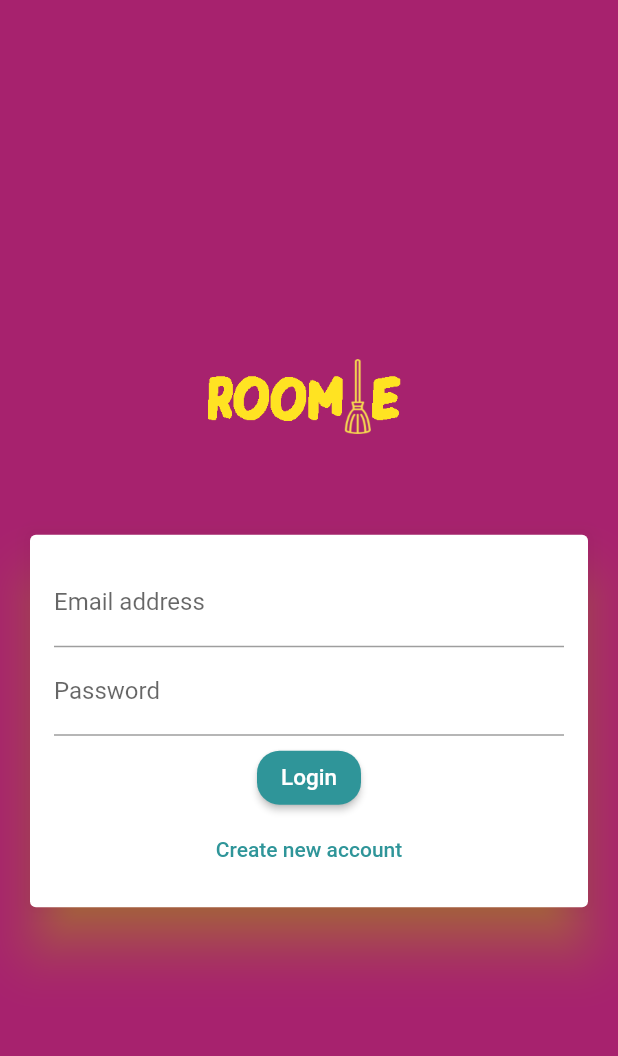
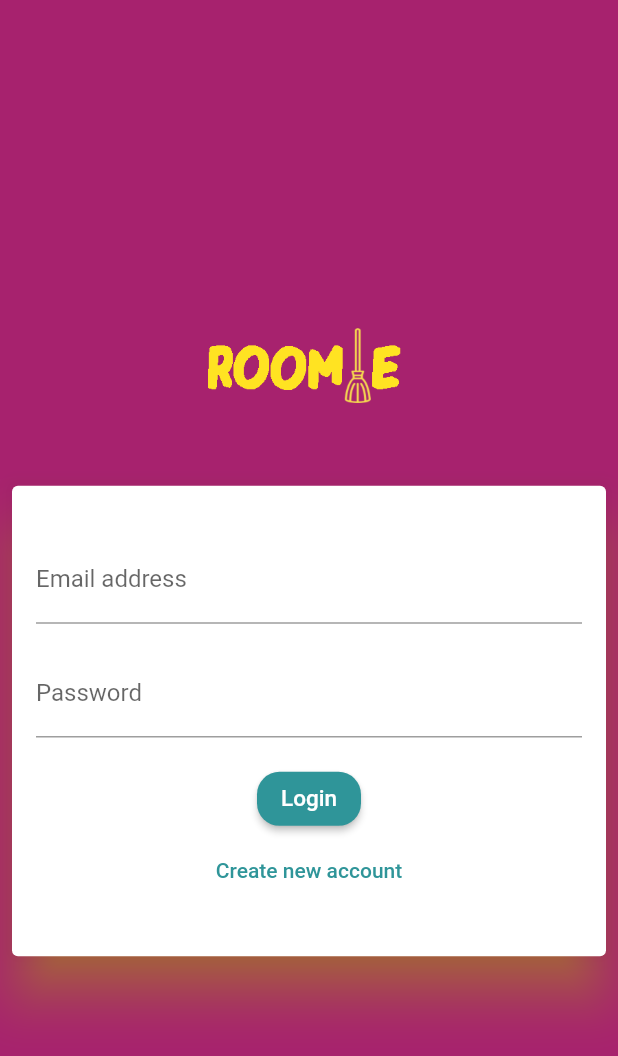
Before and after one commit to AnnaChrzaszcz/cleanMates, a Flutter app: the AuthScreen screen opened directly, on a phone screen of 412 x 824 dp. Shown: the top 1056 px of the screen. Run offline on Flutter 3.47's test engine with Material 2 defaults, Android fonts, the phone set to English and light mode, and no system bars; our stand-ins replace animated_text_kit, carousel_slider, cloud_firestore, custom_refresh_indicator, firebase_auth, firebase_core and 10 more; missing offline and left inert: dart:ffi, firebase_ui_auth, flutter_date_picker_timeline, password_strength_checker; accounts and stored records are empty; project files that could hold a hidden picture were left out.

Commit message:
auth form more responsive

```diff
--- a/lib/widgets/auth/auth_form.dart
+++ b/lib/widgets/auth/auth_form.dart
@@ -28,7 +28,7 @@ class _AuthFormState extends State<AuthForm>
   @override
   void initState() {
     _animationController = AnimationController(
-        vsync: this, duration: const Duration(milliseconds: 400));
+        vsync: this, duration: const Duration(milliseconds: 300));
     _opacityAnimation = Tween(begin: 0.0, end: 1.0).animate(
       CurvedAnimation(
         parent: _animationController,
@@ -79,28 +79,29 @@ class _AuthFormState extends State<AuthForm>
       duration: Duration(milliseconds: 300),
       curve: Curves.easeIn,
       height: _isLogin
-          ? deviceSize.height * (deviceSize.height < 680 ? 0.45 : 0.35)
-          : deviceSize.height * (deviceSize.height < 680 ? 0.80 : 0.62),
+          ? deviceSize.height * (deviceSize.height < 680 ? 0.45 : 0.40)
+          : deviceSize.height * (deviceSize.height < 680 ? 0.80 : 0.68),
       child: Card(
         elevation: 15,
-        //color: Colors.grey[200],
         shadowColor: Color.fromARGB(255, 255, 247, 22),
-        margin: EdgeInsets.all(20),
+        margin: EdgeInsets.all(8),
         child: Padding(
           padding: EdgeInsets.all(16),
           child: Form(
             key: _formKey,
             child: Column(
               mainAxisSize: MainAxisSize.min,
+              mainAxisAlignment: MainAxisAlignment.spaceEvenly,
               children: [
-                //if (!_isLogin)
+                if (!_isLogin)
                   Expanded(
+                    flex: 2,
                     child: AnimatedContainer(
                       duration: const Duration(milliseconds: 300),
                       curve: Curves.easeIn,
                       constraints: BoxConstraints(
-                      minHeight: !_isLogin ? 60 : 0,
-                      maxHeight: !_isLogin ? 140 : 0,
+                        minHeight: !_isLogin ? 20 : 0,
+                        maxHeight: !_isLogin ? 40 : 0,
                       ),
                       child: FadeTransition(
                         opacity: _opacityAnimation,
@@ -120,26 +121,31 @@ class _AuthFormState extends State<AuthForm>
                   keyboardType: TextInputType.emailAddress,
                   decoration: InputDecoration(
                     labelText: 'Email address',
-                      fillColor: Colors.pink,
-                      hoverColor: Colors.pink,
-                      focusColor: Colors.pink),
+                  ),
                   onSaved: (value) {
                     _userEmail = value;
                   },
                 ),
-                AnimatedContainer(
+                if (!_isLogin)
+                  SizedBox(
+                    height: 8,
+                  ),
+                if (!_isLogin)
+                  Expanded(
+                    child: AnimatedContainer(
                       duration: Duration(milliseconds: 300),
                       curve: Curves.easeIn,
                       constraints: BoxConstraints(
-                    minHeight: !_isLogin ? 50 : 0,
-                    maxHeight: !_isLogin ? 90 : 0,
+                        minHeight: !_isLogin ? 40 : 0,
+                        maxHeight: !_isLogin ? 50 : 0,
                       ),
                       child: FadeTransition(
                         opacity: _opacityAnimation,
                         child: TextFormField(
                           key: ValueKey('Username'),
                           validator: (value) {
-                        if (!_isLogin && (value.isEmpty || value.length < 4)) {
+                            if (!_isLogin &&
+                                (value.isEmpty || value.length < 4)) {
                               return 'Please enter at least 4 characters';
                             }
                             return null;
@@ -153,7 +159,7 @@ class _AuthFormState extends State<AuthForm>
                         ),
                       ),
                     ),
-
+                  ),
                 TextFormField(
                   key: ValueKey('Password'),
                   validator: (value) {
@@ -176,20 +182,29 @@ class _AuthFormState extends State<AuthForm>
                     }
                   },
                 ),
-
                 if (!_isLogin)
                   SizedBox(
-                    height: 12,
+                    height: 20,
                   ),
                 if (!_isLogin)
-                  PasswordStrengthChecker(
+                  Expanded(
+                    child: AnimatedContainer(
+                      duration: Duration(milliseconds: 300),
+                      curve: Curves.easeIn,
+                      constraints: BoxConstraints(
+                        minHeight: !_isLogin ? 10 : 0,
+                        maxHeight: !_isLogin ? 50 : 0,
+                      ),
+                      child: FadeTransition(
+                        opacity: _opacityAnimation,
+                        child: PasswordStrengthChecker(
                           strength: passNotifier,
                           configuration: PasswordStrengthCheckerConfiguration(
                             borderColor: Colors.grey[100],
                           ),
                         ),
-                SizedBox(
-                  height: 4,
+                      ),
+                    ),
                   ),
                 if (widget.isLoading)
                   ElevatedButton(
@@ -202,6 +217,9 @@ class _AuthFormState extends State<AuthForm>
                     )),
                   ),
                 if (!widget.isLoading)
+                  Column(
+                    mainAxisAlignment: MainAxisAlignment.center,
+                    children: [
                       ElevatedButton(
                         onPressed: _trySubmit,
                         child: Text(
@@ -209,14 +227,10 @@ class _AuthFormState extends State<AuthForm>
                           style: TextStyle(fontSize: 15),
                         ),
                       ),
-                if (!widget.isLoading)
                       TextButton(
                         style: ButtonStyle(
                           foregroundColor: MaterialStateProperty.all(
-                          Color.fromRGBO(47, 149, 153, 1)
-                          // Color.fromRGBO(242, 107, 56, 1),
-                          //  Color.fromRGBO(236, 32, 73, 1),
-                          ),
+                              Color.fromRGBO(47, 149, 153, 1)),
                         ),
                         onPressed: () {
                           setState(() {
@@ -232,6 +246,27 @@ class _AuthFormState extends State<AuthForm>
                       ),
                     ],
                   ),
+
+                // if (!widget.isLoading)
+                //   TextButton(
+                //     style: ButtonStyle(
+                //       foregroundColor: MaterialStateProperty.all(
+                //           Color.fromRGBO(47, 149, 153, 1)),
+                //     ),
+                //     onPressed: () {
+                //       setState(() {
+                //         _isLogin = !_isLogin;
+                //         _isLogin
+                //             ? _animationController.reverse()
+                //             : _animationController.forward();
+                //       });
+                //     },
+                //     child: Text(_isLogin
+                //         ? 'Create new account'
+                //         : 'I already have an account'),
+                //   ),
+              ],
+            ),
           ),
         ),
       ),
--- a/lib/widgets/pickers/user_image_picker.dart
+++ b/lib/widgets/pickers/user_image_picker.dart
@@ -67,7 +67,7 @@ class _UserImagePickerState extends State<UserImagePicker>
         child: !isLoading
             ? pickedImageFile != null
                 ? CircleAvatar(
-                    radius: 40,
+                    radius: 45,
                     backgroundColor: Colors.grey,
                     backgroundImage: Image(
                       image: FileImage(pickedImageFile),
@@ -75,11 +75,11 @@ class _UserImagePickerState extends State<UserImagePicker>
                     ).image,
                   )
                 : const CircleAvatar(
-                    radius: 40,
+                    radius: 45,
                     backgroundColor: Colors.grey,
                   )
             : CircleAvatar(
-                radius: 40,
+                radius: 45,
                 backgroundColor: Colors.grey,
                 child: LoadingAnimationWidget.hexagonDots(
                     color: Colors.white, size: 20),
```
Lines whose indentation alone changed are shown as unchanged.
